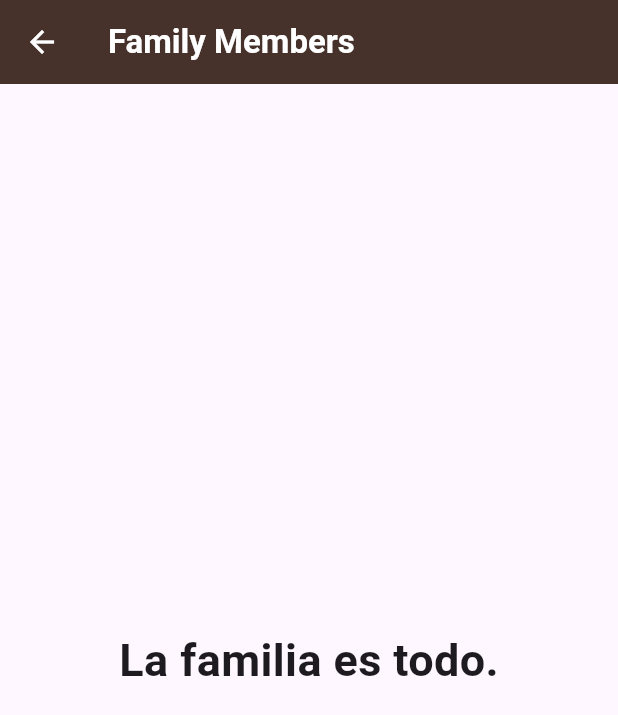
After one commit to Nour-Hagag/toku_app, a Flutter app: the screen it shows after launch, after a tap on "Family Members", on a phone screen of 412 x 824 dp. The commit adds this screen. Shown: the top 715 px of the screen. Run offline on Flutter 3.47's test engine with Material 3 defaults, Android fonts, the light colour scheme and no system bars; our stand-ins replace audioplayers.

Commit message:
add navigate to family view and start on it

```diff
--- a/lib/models/item.dart
+++ b/lib/models/item.dart
@@ -9,7 +9,7 @@ class ItemModel {
   const ItemModel({
     required this.enName,
     required this.jpName,
-    this.image,
+    required this.image,
     required this.sound,
   });
   playSound() async {
--- /dev/null
+++ b/lib/views/family_view.dart
@@ -0,0 +1,25 @@
+import 'package:flutter/material.dart';
+
+class FamilyView extends StatelessWidget {
+  const FamilyView({super.key});
+
+  @override
+  Widget build(BuildContext context) {
+    return Scaffold(
+      appBar: AppBar(
+        iconTheme: const IconThemeData(color: Colors.white),
+        title: const Text(
+          'Family Members',
+          style: TextStyle(color: Colors.white, fontWeight: FontWeight.bold),
+        ),
+        backgroundColor: const Color(0xff46322B),
+      ),
+      body: Center(
+        child: Text(
+          'La familia es todo.',
+          style: TextStyle(fontSize: 30, fontWeight: FontWeight.bold),
+        ),
+      ),
+    );
+  }
+}
--- a/lib/views/home_view.dart
+++ b/lib/views/home_view.dart
@@ -1,4 +1,5 @@
 import 'package:flutter/material.dart';
+import 'package:toku/views/family_view.dart';
 import 'package:toku/views/numbers_view.dart';
 import 'package:toku/widgets/category_item.dart';
 
@@ -35,7 +36,20 @@ class HomeView extends StatelessWidget {
               );
             },
           ),
-          Category(categoryName: 'Family Members', color: Color(0xff507C30)),
+          Category(
+            categoryName: 'Family Members',
+            color: Color(0xff507C30),
+            onTap: () {
+              Navigator.push(
+                context,
+                MaterialPageRoute(
+                  builder: (context) {
+                    return FamilyView();
+                  },
+                ),
+              );
+            },
+          ),
           Category(categoryName: 'Colors', color: Color(0xff793D9D)),
           Category(categoryName: 'Pharases', color: Color(0xff44A0C4)),
         ],
```
